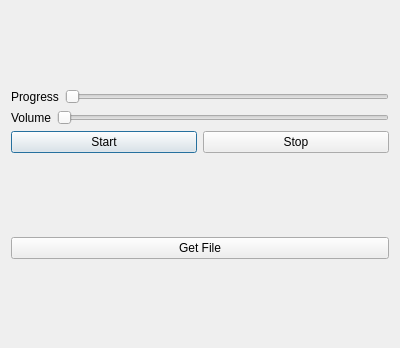
The window that dialog.ui (mbcarruthers/audio_player) describes before a commit, drawn with Qt 5.
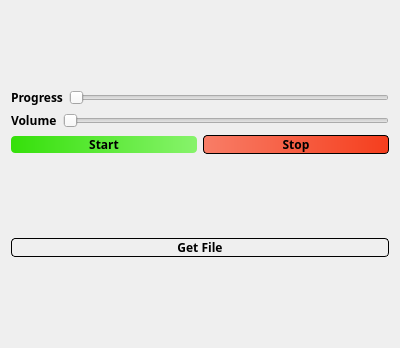
The same window after the commit.

Commit message: adding a bit of styling here and there

What changed in the file:
```diff
--- a/dialog.ui
+++ b/dialog.ui
@@ -13,6 +13,9 @@
   <property name="windowTitle">
    <string>Dialog</string>
   </property>
+  <property name="styleSheet">
+   <string notr="true"/>
+  </property>
   <layout class="QVBoxLayout" name="verticalLayout_2">
    <item>
     <layout class="QVBoxLayout" name="verticalLayout">
@@ -20,6 +23,10 @@
       <layout class="QHBoxLayout" name="horizontalLayout_3">
        <item>
         <widget class="QLabel" name="label">
+         <property name="styleSheet">
+          <string notr="true">font-family:Avenir Next;
+font-weight:bold;</string>
+         </property>
          <property name="text">
           <string>Progress</string>
          </property>
@@ -38,6 +45,12 @@
       <layout class="QHBoxLayout" name="horizontalLayout_2">
        <item>
         <widget class="QLabel" name="label_2">
+         <property name="styleSheet">
+          <string notr="true">font-family:Avenir Next;
+font-weight:bold;
+
+</string>
+         </property>
          <property name="text">
           <string>Volume</string>
          </property>
@@ -45,6 +58,9 @@
        </item>
        <item>
         <widget class="QSlider" name="volume_slider">
+         <property name="styleSheet">
+          <string notr="true">selection-color: qconicalgradient(cx:0, cy:0, angle:135, stop:0 rgba(255, 255, 0, 69), stop:0.375 rgba(255, 255, 0, 69), stop:0.423533 rgba(251, 255, 0, 145), stop:0.45 rgba(247, 255, 0, 208), stop:0.477581 rgba(255, 244, 71, 130), stop:0.518717 rgba(255, 218, 71, 130), stop:0.55 rgba(255, 255, 0, 255), stop:0.57754 rgba(255, 203, 0, 130), stop:0.625 rgba(255, 255, 0, 69), stop:1 rgba(255, 255, 0, 69));</string>
+         </property>
          <property name="orientation">
           <enum>Qt::Horizontal</enum>
          </property>
@@ -56,6 +72,14 @@
       <layout class="QHBoxLayout" name="horizontalLayout">
        <item>
         <widget class="QPushButton" name="start_button">
+         <property name="styleSheet">
+          <string notr="true">font-family:Avenir Next;
+background-color: qlineargradient(spread:pad, x1:0, y1:0, x2:1, y2:0, stop:0 rgba(53, 224, 10, 1), stop:1 rgba(135, 243, 107, 1));
+font-weight:bold;
+border-radius:4px;
+border:1px ;
+border-color:qlineargradient(spread:pad, x1:0, y1:0, x2:1, y2:0, stop:0 rgba(53, 224, 10, 1), stop:1 rgba(135, 243, 107, 1));</string>
+         </property>
          <property name="text">
           <string>Start</string>
          </property>
@@ -63,6 +87,13 @@
        </item>
        <item>
         <widget class="QPushButton" name="stop_button">
+         <property name="styleSheet">
+          <string notr="true">font-family:Avenir Next;
+font-weight:bold;
+border-radius:4px;
+border:1px solid black;
+background-color: qlineargradient(spread:pad, x1:0, y1:0, x2:1, y2:0, stop:0 rgba(248, 125, 103, 1), stop:1 rgba(245, 62, 29, 1));</string>
+         </property>
          <property name="text">
           <string>Stop</string>
          </property>
@@ -75,7 +106,11 @@
    <item>
     <widget class="QPushButton" name="file_button">
      <property name="styleSheet">
-      <string notr="true"/>
+      <string notr="true">font-family:Avenir Next;
+font-weight:bold;
+border:1px solid black;
+border-radius:4px;
+</string>
      </property>
      <property name="text">
       <string>Get File</string>
```
